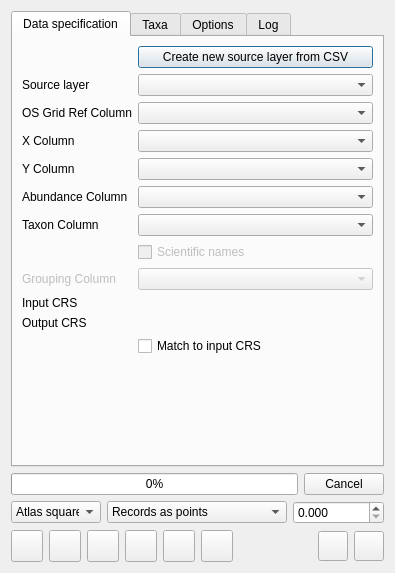
FieldStudiesCouncil/QGIS-Biological-Recording-Tools, file ui_biorec.ui: the form before one commit.
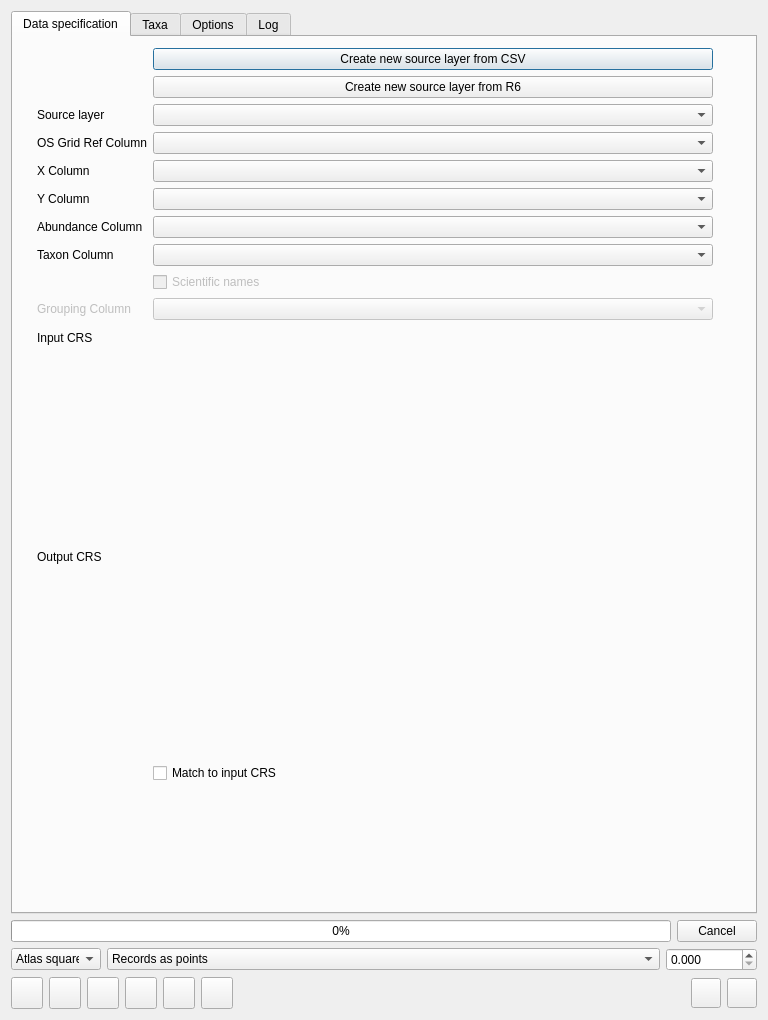
The form after the commit. Icons and pictures are not drawn. Custom widgets are drawn as their Qt base class.

Diff of the .ui file:
```diff
--- a/ui_biorec.ui
+++ b/ui_biorec.ui
@@ -6,8 +6,8 @@
    <rect>
     <x>0</x>
     <y>0</y>
-    <width>395</width>
-    <height>573</height>
+    <width>768</width>
+    <height>1020</height>
    </rect>
   </property>
   <property name="windowTitle">
@@ -23,6 +23,15 @@
       <attribute name="title">
        <string>Data specification</string>
       </attribute>
+      <widget class="QWidget" name="">
+       <property name="geometry">
+        <rect>
+         <x>24</x>
+         <y>11</y>
+         <width>676</width>
+         <height>735</height>
+        </rect>
+       </property>
       <layout class="QFormLayout" name="formLayout">
        <item row="0" column="1">
         <widget class="QPushButton" name="butBrowse">
@@ -43,14 +52,30 @@
          </property>
         </widget>
        </item>
-       <item row="1" column="0">
+        <item row="1" column="1">
+         <widget class="QPushButton" name="butGetR6">
+          <property name="enabled">
+           <bool>true</bool>
+          </property>
+          <property name="sizePolicy">
+           <sizepolicy hsizetype="Expanding" vsizetype="Fixed">
+            <horstretch>0</horstretch>
+            <verstretch>0</verstretch>
+           </sizepolicy>
+          </property>
+          <property name="text">
+           <string>Create new source layer from R6</string>
+          </property>
+         </widget>
+        </item>
+        <item row="2" column="0">
         <widget class="QLabel" name="lblLayer">
          <property name="text">
           <string>Source layer</string>
          </property>
         </widget>
        </item>
-       <item row="1" column="1">
+        <item row="2" column="1">
         <widget class="QgsMapLayerComboBox" name="mlcbSourceLayer">
          <property name="sizePolicy">
           <sizepolicy hsizetype="Expanding" vsizetype="Fixed">
@@ -60,14 +85,14 @@
          </property>
         </widget>
        </item>
-       <item row="2" column="0">
+        <item row="3" column="0">
         <widget class="QLabel" name="lblGridRefCol">
          <property name="text">
           <string>OS Grid Ref Column</string>
          </property>
         </widget>
        </item>
-       <item row="2" column="1">
+        <item row="3" column="1">
         <widget class="QgsFieldComboBox" name="fcbGridRefCol">
          <property name="sizePolicy">
           <sizepolicy hsizetype="Expanding" vsizetype="Fixed">
@@ -77,14 +102,14 @@
          </property>
         </widget>
        </item>
-       <item row="3" column="0">
+        <item row="4" column="0">
         <widget class="QLabel" name="lblXCol">
          <property name="text">
           <string>X Column</string>
          </property>
         </widget>
        </item>
-       <item row="3" column="1">
+        <item row="4" column="1">
         <widget class="QgsFieldComboBox" name="fcbXCol">
          <property name="sizePolicy">
           <sizepolicy hsizetype="Expanding" vsizetype="Fixed">
@@ -94,14 +119,14 @@
          </property>
         </widget>
        </item>
-       <item row="4" column="0">
+        <item row="5" column="0">
         <widget class="QLabel" name="lblYCol">
          <property name="text">
           <string>Y Column</string>
          </property>
         </widget>
        </item>
-       <item row="4" column="1">
+        <item row="5" column="1">
         <widget class="QgsFieldComboBox" name="fcbYCol">
          <property name="sizePolicy">
           <sizepolicy hsizetype="Expanding" vsizetype="Fixed">
@@ -111,14 +136,14 @@
          </property>
         </widget>
        </item>
-       <item row="5" column="0">
+        <item row="6" column="0">
         <widget class="QLabel" name="lblAbundanceColumn">
          <property name="text">
           <string>Abundance Column</string>
          </property>
         </widget>
        </item>
-       <item row="5" column="1">
+        <item row="6" column="1">
         <widget class="QComboBox" name="cboAbundanceCol">
          <property name="sizePolicy">
           <sizepolicy hsizetype="Expanding" vsizetype="Fixed">
@@ -131,14 +156,14 @@
          </property>
         </widget>
        </item>
-       <item row="6" column="0">
+        <item row="7" column="0">
         <widget class="QLabel" name="lblTaxonCol">
          <property name="text">
           <string>Taxon Column</string>
          </property>
         </widget>
        </item>
-       <item row="6" column="1">
+        <item row="7" column="1">
         <widget class="QComboBox" name="cboTaxonCol">
          <property name="sizePolicy">
           <sizepolicy hsizetype="Expanding" vsizetype="Fixed">
@@ -151,7 +176,23 @@
          </property>
         </widget>
        </item>
-       <item row="10" column="0">
+        <item row="8" column="1">
+         <widget class="QCheckBox" name="cbIsScientific">
+          <property name="enabled">
+           <bool>false</bool>
+          </property>
+          <property name="toolTip">
+           <string>Select if taxon column contains scientific binomials</string>
+          </property>
+          <property name="text">
+           <string>Scientific names</string>
+          </property>
+          <property name="checked">
+           <bool>false</bool>
+          </property>
+         </widget>
+        </item>
+        <item row="9" column="0">
         <widget class="QLabel" name="lblGroupingCol">
          <property name="enabled">
           <bool>false</bool>
@@ -161,7 +202,7 @@
          </property>
         </widget>
        </item>
-       <item row="10" column="1">
+        <item row="9" column="1">
         <widget class="QComboBox" name="cboGroupingCol">
          <property name="enabled">
           <bool>false</bool>
@@ -177,14 +218,14 @@
          </property>
         </widget>
        </item>
-       <item row="11" column="0">
+        <item row="10" column="0">
         <widget class="QLabel" name="lblInputCRS">
          <property name="text">
           <string>Input CRS</string>
          </property>
         </widget>
        </item>
-       <item row="11" column="1">
+        <item row="10" column="1">
         <widget class="QgsProjectionSelectionWidget" name="pswInputCRS">
          <property name="sizePolicy">
           <sizepolicy hsizetype="Expanding" vsizetype="Preferred">
@@ -194,14 +235,14 @@
          </property>
         </widget>
        </item>
-       <item row="12" column="0">
+        <item row="11" column="0">
         <widget class="QLabel" name="lblOutputCRS">
          <property name="text">
           <string>Output CRS</string>
          </property>
         </widget>
        </item>
-       <item row="12" column="1">
+        <item row="11" column="1">
         <widget class="QgsProjectionSelectionWidget" name="pswOutputCRS">
          <property name="sizePolicy">
           <sizepolicy hsizetype="Expanding" vsizetype="Preferred">
@@ -211,45 +252,29 @@
          </property>
         </widget>
        </item>
-       <item row="13" column="1">
-        <widget class="QCheckBox" name="cbMatchCRS">
-         <property name="enabled">
-          <bool>true</bool>
-         </property>
-         <property name="toolTip">
-          <string>Select if taxon column contains scientific binomials</string>
-         </property>
-         <property name="text">
-          <string>Match to input CRS</string>
-         </property>
-         <property name="checked">
-          <bool>false</bool>
-         </property>
-        </widget>
-       </item>
-       <item row="14" column="0">
+        <item row="12" column="0">
         <spacer name="verticalSpacer_2">
          <property name="orientation">
           <enum>Qt::Vertical</enum>
          </property>
          <property name="sizeHint" stdset="0">
           <size>
-           <width>20</width>
-           <height>84</height>
+            <width>13</width>
+            <height>13</height>
           </size>
          </property>
         </spacer>
        </item>
-       <item row="9" column="1">
-        <widget class="QCheckBox" name="cbIsScientific">
+        <item row="12" column="1">
+         <widget class="QCheckBox" name="cbMatchCRS">
          <property name="enabled">
-          <bool>false</bool>
+           <bool>true</bool>
          </property>
          <property name="toolTip">
           <string>Select if taxon column contains scientific binomials</string>
          </property>
          <property name="text">
-          <string>Scientific names</string>
+           <string>Match to input CRS</string>
          </property>
          <property name="checked">
           <bool>false</bool>
@@ -257,6 +282,7 @@
         </widget>
        </item>
       </layout>
+      </widget>
      </widget>
      <widget class="QWidget" name="tab_3">
       <attribute name="title">
```
Lines whose indentation alone changed are shown as unchanged.
